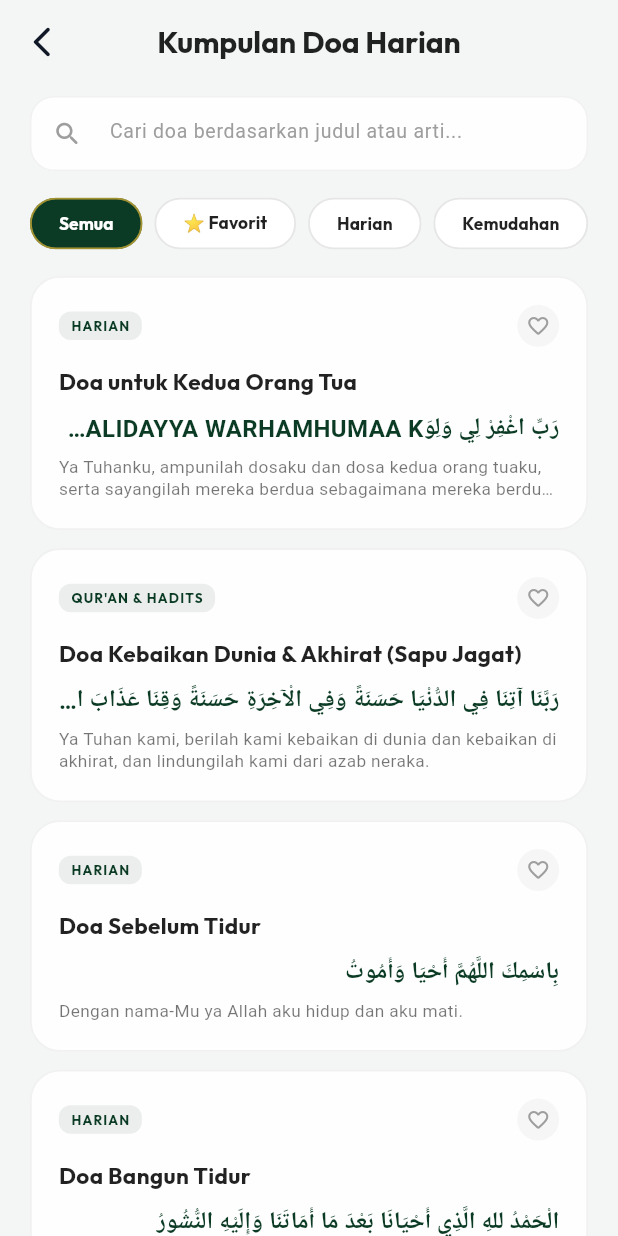
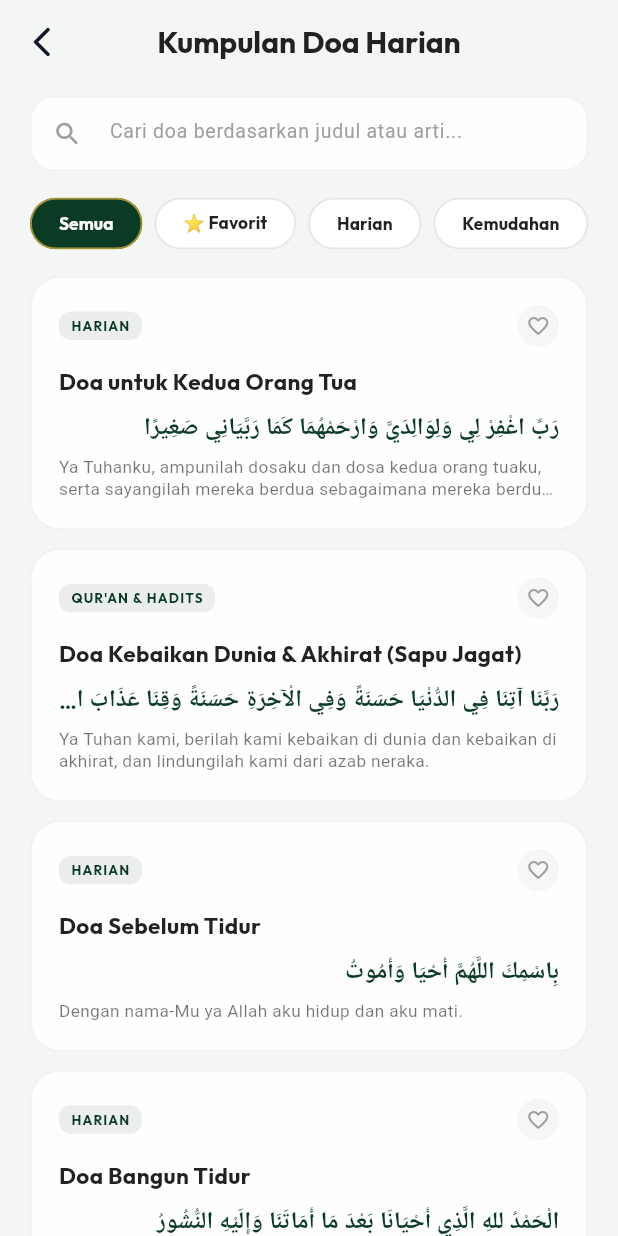
Before and after one commit to anharahya-gif/pedoman_hidup_app, a Flutter app: the PrayerCollectionPage screen opened directly, on a phone screen of 412 x 824 dp. Run offline on Flutter 3.47's test engine with Material 3 defaults, Android fonts, the light colour scheme and no system bars; our stand-ins replace cloud_firestore, firebase_auth, firebase_core, flutter_riverpod, flutter_svg, google_fonts and 6 more; missing offline and left inert: audio_session; accounts and stored records are empty; network calls fail; Roboto replaces fonts that are missing (Amiri); statements that could not run were skipped.

Commit message:
fix: resolve mixed Latin characters in Arabic prayer texts

```diff
--- a/lib/features/ibadah/data/constants/curated_prayers.dart
+++ b/lib/features/ibadah/data/constants/curated_prayers.dart
@@ -5,7 +5,7 @@ const List<PrayerItem> curatedPrayers = [
   PrayerItem(
     id: 'doa_orang_tua',
     title: 'Doa untuk Kedua Orang Tua',
-    arabic: 'رَبِّ اغْفِرْ لِي وَلِوَALIDAYYA WARHAMHUMAA KAMAA RABBAYAANII SHAGHIIRAA',
+    arabic: 'رَبِّ اغْفِرْ لِي وَلِوَالِدَيَّ وَارْحَمْهُمَا كَمَا رَبَّيَانِي صَغِيرًا',
     latin: 'Rabbighfir lii waliwaalidayya warhamhumaa kamaa rabbayaanii shaghiiraa',
     translation: 'Ya Tuhanku, ampunilah dosaku dan dosa kedua orang tuaku, serta sayangilah mereka berdua sebagaimana mereka berdua telah mendidik aku pada waktu kecil.',
     reference: 'QS. Al-Isra: 24 (Adaptasi)',
@@ -41,7 +41,7 @@ const List<PrayerItem> curatedPrayers = [
   PrayerItem(
     id: 'doa_memohon_kemudahan',
     title: 'Doa Memohon Kemudahan',
-    arabic: 'اللَّهُمَّ لَا سَهْلَ إِلَّA MAA JA\'ALTAHU SAHLAA, WA ANTA TAJ\'ALUL-HAZNA IDZAA SYI\'TA SAHLAA',
+    arabic: 'اللَّهُمَّ لَا سَهْلَ إِلَّا مَا جَعَلْتَهُ سَهْلًا، وَأَنْتَ تَجْعَلُ الْحَزْنَ إِذَا شِئْتَ سَهْلًا',
     latin: 'Allaahumma laa sahla illaa maa ja\'altahu sahlaa, wa anta taj\'alul-hazna idzaa syi\'ta sahlaa',
     translation: 'Ya Allah, tidak ada kemudahan kecuali apa yang Engkau jadikan mudah, dan Engkau menjadikan kesedihan/kesulitan itu mudah jika Engkau menghendaki.',
     reference: 'HR. Ibnu Hibban',
@@ -68,7 +68,7 @@ const List<PrayerItem> curatedPrayers = [
   PrayerItem(
     id: 'doa_masuk_masjid',
     title: 'Doa Masuk Masjid',
-    arabic: 'اللَّهُمَّ افْتَحْ لِي أَبْوَABA RAHMATIKA',
+    arabic: 'اللَّهُمَّ افْتَحْ لِي أَبْوَابَ رَحْمَتِكَ',
     latin: 'Allaahummaftah lii abwaaba rahmatik',
     translation: 'Ya Allah, bukakanlah bagiku pintu-pintu rahmat-Mu.',
     reference: 'HR. Muslim',
@@ -140,7 +140,7 @@ const List<PrayerItem> curatedPrayers = [
   PrayerItem(
     id: 'doa_sebelum_makan',
     title: 'Doa Sebelum Makan',
-    arabic: 'اَللَّهُمَّ بَارِكْ لَنَا فِيْمَا رَزَقْتَنَا وَقِنَا عَذَابَ النَّAR',
+    arabic: 'اَللَّهُمَّ بَارِكْ لَنَا فِيْمَا رَزَقْتَنَا وَقِنَا عَذَابَ النَّارِ',
     latin: 'Allaahumma baarik lanaa fiimaa razaqtanaa wa qinaa \'adzaaban-naar',
     translation: 'Ya Allah, berkahilah kami pada apa yang telah Engkau anugerahkan kepada kami dan jagalah kami dari siksa neraka.',
     reference: 'HR. Ibnu Sunni',
@@ -320,7 +320,7 @@ const List<PrayerItem> curatedPrayers = [
   PrayerItem(
     id: 'doa_penyakit_berat',
     title: 'Doa Mohon Perlindungan dari Penyakit Berat',
-    arabic: 'اَللَّهُمَّ إِنِّيْ أَعُوْذُ بِكَ مِنَ الْبَرَصِ وَالْجُنُوْنِ وَالْجُذَAM WA MIN SAYYI-IL-ASQAAM',
+    arabic: 'اَللَّهُمَّ إِنِّيْ أَعُوْذُ بِكَ مِنَ الْبَرَصِ وَالْجُنُوْنِ وَالْجُذَامِ وَمِنْ سَيِّئِ الْأَسْقَامِ',
     latin: 'Allaahumma innii a\'uudzu bika minal-barashi wal-junuuni wal-judzaami wa min sayyi-il-asqaam',
     translation: 'Ya Allah, sesungguhnya aku berlindung kepada-Mu dari penyakit belang (kusta), gila, lepra, dan dari keburukan segala penyakit (yang mengerikan).',
     reference: 'HR. Abu Dawud',
--- a/lib/features/ibadah/data/constants/prayers_after_shalat.dart
+++ b/lib/features/ibadah/data/constants/prayers_after_shalat.dart
@@ -69,7 +69,7 @@ const List<DhikrStep> prayersAfterShalatSteps = [
   DhikrStep(
     stepNumber: 7,
     title: 'Ayat Kursi',
-    arabic: 'اللَّهُ لَا إِلَٰهَ إِلَّا هُوَ الْحَيُّ الْقَيُّومُ ۚ لَا تَأْخُذُهُ سِنَةٌ وَلَا نَوْمٌ ۚ لَّهُ مَا فِي السَّمَاوَاتِ وَمَا فِي الْأَرْضِ ۗ مَن ذَا الَّذِي يَشْفَعُ عِندَهُ إِلَّا بِإِذْنِهِ ۚ يَعْلَمُ مَا بَيْنَ أَيْdِيْهِمْ وَمَا خَلْفَهُمْ ۖ وَلَا يُحِيطُونَ بِشَيْءٍ مِّنْ عِلْمِهِ إِلَّا بِمَا شَاءَ ۚ وَسِعَ كُرْسِيُّهُ السَّمَاوَاتِ وَالْأَرْضَ ۖ وَلَا يَئُودُهُ حِfْظُهُمَا ۚ وَهُوَ الْعَلِيُّ الْعَظِيمُ',
+    arabic: 'اللَّهُ لَا إِلَٰهَ إِلَّا هُوَ الْحَيُّ الْقَيُّومُ ۚ لَا تَأْخُذُهُ سِنَةٌ وَلَا نَوْمٌ ۚ لَّهُ مَا فِي السَّمَاوَاتِ وَمَا فِي الْأَرْضِ ۗ مَن ذَا الَّذِي يَشْفَعُ عِندَهُ إِلَّا بِإِذْنِهِ ۚ يَعْلَمُ مَا بَيْنَ أَيْدِيهِمْ وَمَا خَلْفَهُمْ ۖ وَلَا يُحِيطُونَ بِشَيْءٍ مِّنْ عِلْمِهِ إِلَّا بِمَا شَاءَ ۚ وَسِعَ كُرْسِيُّهُ السَّمَاوَاتِ وَالْأَرْضَ ۖ وَلَا يَئُودُهُ حِفْظُهُمَا ۚ وَهُوَ الْعَلِيُّ الْعَظِيمُ',
     latin: 'Allaahu laa ilaaha illaa huwal-hayyul-qayyuum, laa ta\'khudzuhu sinatuw wa laa nawm, lahu maa fis-samaawaati wa maa fil-ardh, man dzal-ladzii yasyfa\'u \'indahuu illaa bi-idznih, ya\'lamu maa baina aidiihim wa maa khalfahum, wa laa yuhiithuuna bisyai-im min \'ilmihii illaa bimaa syaa\', wasi\'a kursiyyuhus-samaawaati wal-ardh, wa laa ya-uuduhu hifzhuhumaa, wa huwal-\'aliyyul-\'adzhiim',
     translation: 'Allah, tidak ada Tuhan (yang berhak disembah) melainkan Dia Yang Hidup kekal lagi terus menerus mengurus (makhluk-Nya); tidak mengantuk dan tidak tidur. Kepunyaan-Nya apa yang di langit dan di bumi. Tiada yang dapat memberi syafaat di sisi Allah tanpa izin-Nya? Allah mengetahui apa-apa yang di hadapan mereka dan di belakang mereka, dan mereka tidak mengetahui apa-apa dari ilmu Allah melainkan apa yang dikehendaki-Nya. Kursi Allah meliputi langit dan bumi. Dan Allah tidak merasa berat memelihara keduanya, dan Allah Maha Tinggi lagi Maha Besar.',
     targetCount: 1,
@@ -77,7 +77,7 @@ const List<DhikrStep> prayersAfterShalatSteps = [
   DhikrStep(
     stepNumber: 8,
     title: 'Doa Setelah Shalat',
-    arabic: 'الْحَمْدُ للهِ رَبِّ الْعَالَمِينَ، حَمْدًا يُوَافِي نِعَمَهُ وَيُكَافِئُ مَزِيدَهُ. اللَّهُمَّ صَلِّ عَلَى سَيِّدِنَا مُحَمَّدٍ وَعَلَى آلِ سَيِّدِنَا مُحَمَّدٍ. اللَّهُمَّ إِنَّا نَسْأَلُكَ سَلَامَةً فِي Dِّينِ، وَعَافِيَةً فِي الْجَسَدِ، وَزِيَادَةً فِي الْعِلْمِ، وَبَرَكَةً فِي الرِّزْقِ... اللَّهُمَّ هَوِّنْ عَلَيْنَا فِي سَكَرَاتِ الْمَوْتِ، وَالنَّجَاةَ مِنَ النَّارِ، وَالْعَفْوَ عِنْدَ الْحِسَابِ.',
+    arabic: 'الْحَمْدُ للهِ رَبِّ الْعَالَمِينَ، حَمْدًا يُوَافِي نِعَمَهُ وَيُكَافِئُ مَزِيدَهُ. اللَّهُمَّ صَلِّ عَلَى سَيِّدِنَا مُحَمَّدٍ وَعَلَى آلِ سَيِّدِنَا مُحَمَّدٍ. اللَّهُمَّ إِنَّا نَسْأَلُكَ سَلَامَةً فِي الدِّينِ، وَعَافِيَةً فِي الْجَسَدِ، وَزِيَادَةً فِي الْعِلْمِ، وَبَرَكَةً فِي الرِّزْقِ... اللَّهُمَّ هَوِّنْ عَلَيْنَا فِي سَكَرَاتِ الْمَوْتِ، وَالنَّجَاةَ مِنَ النَّارِ، وَالْعَفْوَ عِنْدَ الْحِسَابِ.',
     latin: 'Alhamdu lillaahi rabbil-\'aalamiin, hamday yuwaafii ni\'amahuu wa yukaafi-u maziidah. Allaahumma shalli \'alaa sayyidinaa muhammadin wa \'alaa aali sayyidinaa muhammad. Allaahumma innaa nas-aluka salaamatan fid-diin, wa \'aafiyatan fil-jasad, wa ziyaadatan fil-\'ilm, wa barakatan fir-rizq, wa tawbatan qablal-mawt, wa rahmatan \'indal-mawt, wa maghfiratan ba\'dal-mawt. Allaahumma hawwin \'alaynaa fii sakaraatil-mawt, wan-najaata minan-naar, wal-\'afwa \'indal-hisaab',
     translation: 'Segala puji bagi Allah Tuhan semesta alam, pujian yang sebanding dengan nikmat-nikmat-Nya dan menjamin tambahannya. Ya Allah, limpahkanlah rahmat kepada junjungan kami Nabi Muhammad dan keluarganya. Ya Allah, sesungguhnya kami memohon kepada-Mu keselamatan dalam agama, kesehatan jasmani, bertambahnya ilmu, keberkahan rezeki, taubat sebelum mati, rahmat ketika mati, dan ampunan setelah mati. Ya Allah, mudahkanlah kami dalam sakaratul maut, selamatkanlah kami dari api neraka, dan berilah ampunan ketika hisab.',
     targetCount: 1,
```
